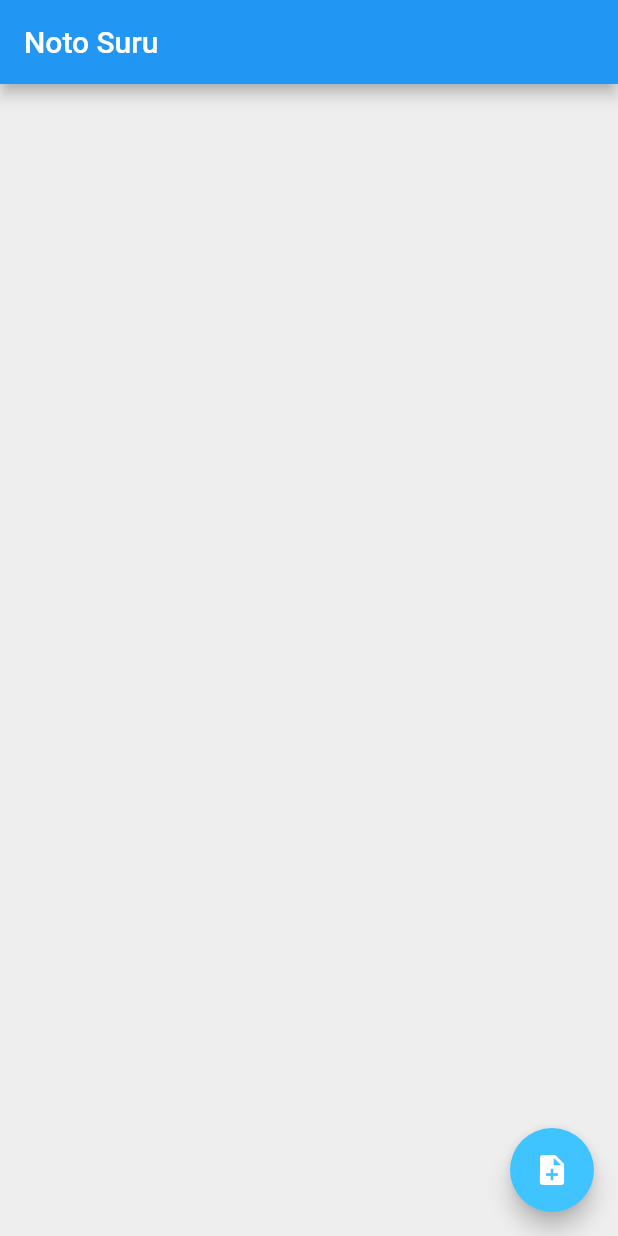
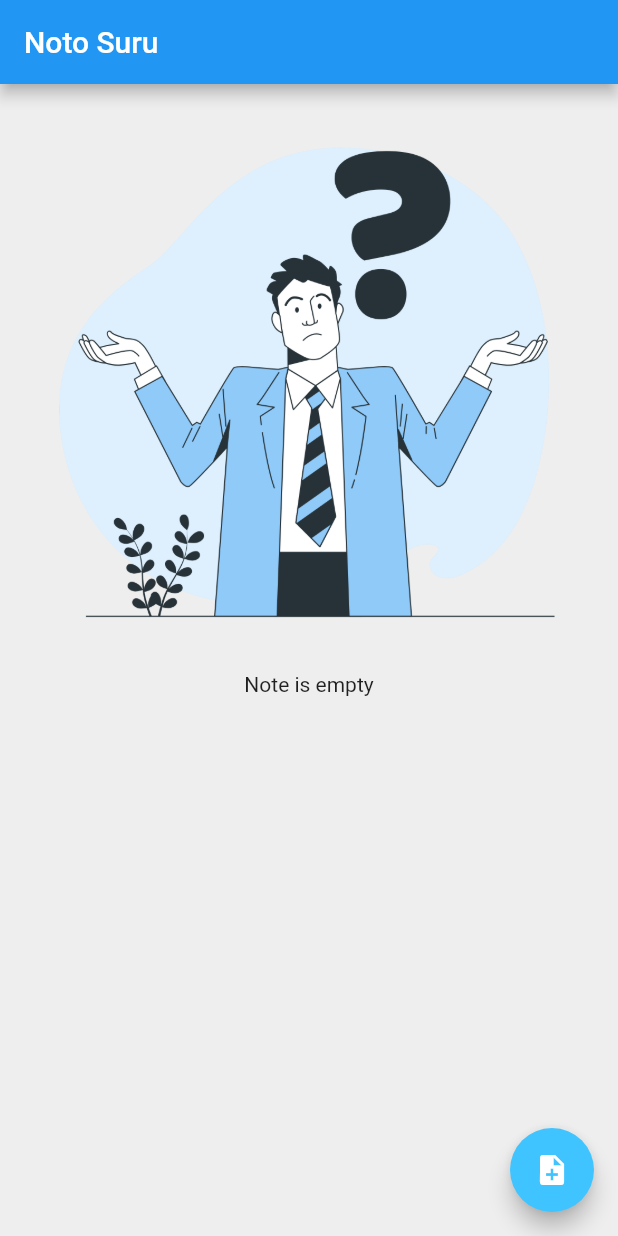
Before and after one commit to CandiceAriel/notosuru, a Flutter app: the screen it shows after launch, on a phone screen of 412 x 824 dp. Run offline on Flutter 3.47's test engine with Material 2 defaults, Android fonts, the phone set to English and light mode, and no system bars; our stand-ins replace cloud_firestore, firebase_core, google_fonts; accounts and stored records are empty; generated files the repository leaves out were written again.

Commit message:
add image

```diff
--- a/lib/screen/homepage.dart
+++ b/lib/screen/homepage.dart
@@ -2,10 +2,11 @@ import 'package:cloud_firestore/cloud_firestore.dart';
 import 'package:flutter/material.dart';
 import 'package:notosuru/firestore.dart';
 import 'package:google_fonts/google_fonts.dart';
-import 'package:notosuru/screen/newnote.dart';
+import 'package:flutter/services.dart' show rootBundle;
+import '../firestore.dart';
+
+//load component
 import 'package:notosuru/screen/note.dart';
-
-import '../firestore.dart';
 
 class HomePage extends StatefulWidget {
   const HomePage({super.key});
@@ -43,6 +44,7 @@ class _HomePageState extends State<HomePage> {
             if(snapshot.hasData){
               List notesList = snapshot.data!.docs;
 
+              if(notesList.length != 0){
                 return ListView.builder(
                   itemCount: notesList.length,
                   itemBuilder: (context, index){
@@ -108,7 +110,25 @@ class _HomePageState extends State<HomePage> {
                   }
                 );
               } else {
-              return const Text("No Notes");
+                return const Column(
+                  children: [
+                    Image(
+                      image: AssetImage('assets/images/Shrug-bro.png')
+                    ),
+                    Text('Note is empty')
+                  ]
+                );
+              }
+
+            } else {
+              return const Column(
+                children: [
+                  Image(
+                      image: AssetImage('assets/images/Shrug-bro.png')
+                    ),
+                  Text('Note is empty')
+                ]
+              );
             }
           }
         ),
--- a/pubspec.yaml
+++ b/pubspec.yaml
@@ -11,6 +11,7 @@ dependencies:
   firebase_core: ^2.21.0
   flutter:
     sdk: flutter
+  flutter_svg: ^2.0.9
   google_fonts: ^6.1.0
 
 dev_dependencies:
@@ -20,3 +21,7 @@ dev_dependencies:
 
 flutter:
   uses-material-design: true
+  assets:
+    - assets/
+    - assets/images/
+    - assets/images/Shrug-bro.png
```
Also changed, not shown: assets/images/Shrug-bro.png (added), assets/images/Shrug-bro.svg (added), pubspec.lock. Lines whose indentation alone changed are shown as unchanged.
